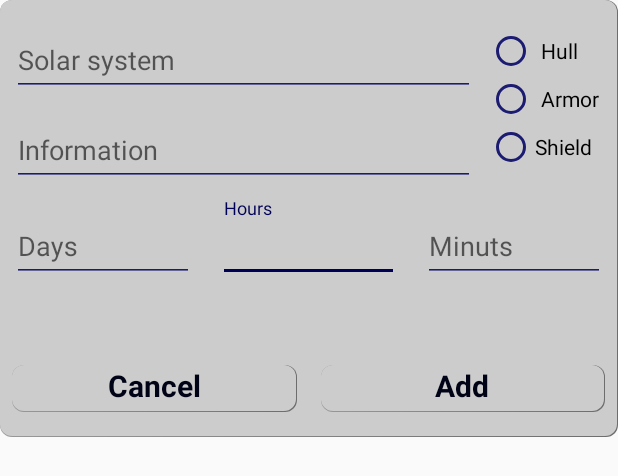
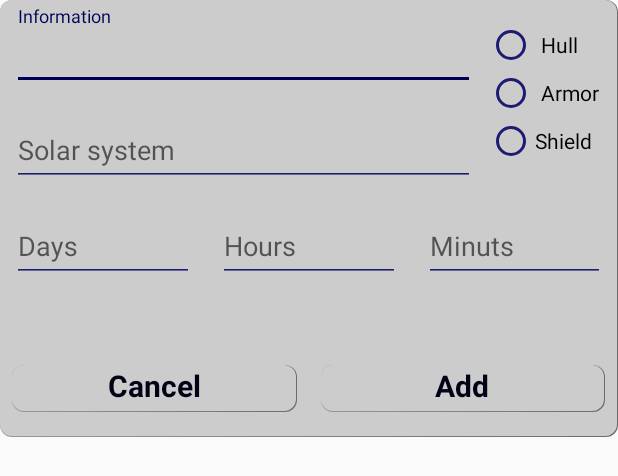
Before and after one commit to nsmapp/-DEPRECATED-MailClientForEVEOnline, an Android app: the layout dialog_reinforce_timer.xml on its own in the app's theme, with its tools: preview values and no code run, on a phone screen of 412 x 824 dp. Shown: the top 476 px of the screen. Run offline under Robolectric (Android 15) with nearby library versions, the phone set to English and light mode, and no system bars.

Commit message:
fix dialog size for samsung and pixel

```diff
--- a/app/src/main/java/by/nepravskysm/mailclientforeveonline/presentation/main/fragments/maillists/base/BaseMailListViewModel.kt
+++ b/app/src/main/java/by/nepravskysm/mailclientforeveonline/presentation/main/fragments/maillists/base/BaseMailListViewModel.kt
@@ -49,8 +49,6 @@ open class BaseMailListViewModel (
             onError {
                 isVisibilityProgressBar.value = false
                 eventId.value = LOAD_NEW_MAIL_HEADER_ERROR
-                java.util.logging.Logger.getLogger("logdOnError")
-                    .log(Level.INFO,"oadNewMailHeaders()  " + it.localizedMessage)
             }
         }
     }
--- a/app/src/main/java/by/nepravskysm/mailclientforeveonline/presentation/main/fragments/newmail/NewMailFragment.kt
+++ b/app/src/main/java/by/nepravskysm/mailclientforeveonline/presentation/main/fragments/newmail/NewMailFragment.kt
@@ -41,10 +41,10 @@ class NewMailFragment :Fragment(), AddNameDialog.ConfirmNameListener,
         savedInstanceState: Bundle?
     ): View? {
 
+
         val view = inflater.inflate(R.layout.fragment_new_mail, container, false)
         view.toName.keyListener = null
         if(arguments?.get(BUNDLE_TYPE) != null){
-
             try {
                 when(arguments?.getString((BUNDLE_TYPE))){
 
--- a/app/src/main/java/by/nepravskysm/mailclientforeveonline/utils/Notifications.kt
+++ b/app/src/main/java/by/nepravskysm/mailclientforeveonline/utils/Notifications.kt
@@ -39,7 +39,7 @@ fun makeNotification(message: String, context: Context) {
         .setVibrate(LongArray(0))
         .setContentIntent(pendingIntent)
         .setAutoCancel(true)
-//        .setSound(RingtoneManager.getDefaultUri(RingtoneManager.TYPE_NOTIFICATION))
+        .setSound(RingtoneManager.getDefaultUri(RingtoneManager.TYPE_NOTIFICATION))
         .build()
 
     NotificationManagerCompat.from(context).notify(NOTIFICATION_ID, builder)
--- a/app/src/main/res/layout/dialog_reinforce_timer.xml
+++ b/app/src/main/res/layout/dialog_reinforce_timer.xml
@@ -1,63 +1,117 @@
 <?xml version="1.0" encoding="utf-8"?>
-<androidx.constraintlayout.widget.ConstraintLayout xmlns:android="http://schemas.android.com/apk/res/android"
+<LinearLayout xmlns:android="http://schemas.android.com/apk/res/android"
     xmlns:app="http://schemas.android.com/apk/res-auto"
     android:background="@drawable/global_background"
+    android:orientation="vertical"
     android:layout_width="match_parent"
     android:layout_height="wrap_content">
 
+    <LinearLayout
+        android:layout_width="match_parent"
+        android:layout_height="wrap_content"
+        android:orientation="horizontal">
+
+        <LinearLayout
+            android:layout_width="wrap_content"
+            android:layout_height="wrap_content"
+            android:layout_weight="1"
+            android:orientation="vertical">
+
             <com.google.android.material.textfield.TextInputLayout
-        android:id="@+id/lay_hours"
-        android:layout_width="0dp"
+                android:id="@+id/textInputLayout"
+                android:layout_width="match_parent"
+                android:layout_height="56dp"
+                android:layout_marginStart="8dp"
+                android:layout_marginTop="4dp"
+                android:layout_marginEnd="8dp">
+
+                <com.google.android.material.textfield.TextInputEditText
+                    android:id="@+id/moreInfo"
+                    style="@style/materialEditText"
+                    android:layout_width="match_parent"
+                    android:layout_height="match_parent"
+                    android:hint="@string/information"
+                    android:imeOptions="actionNext"
+                    android:inputType="textPersonName"
+                    android:maxLength="100"
+                    android:maxLines="1"
+                    android:textAlignment="viewStart" />
+            </com.google.android.material.textfield.TextInputLayout>
+
+            <com.google.android.material.textfield.TextInputLayout
+                android:id="@+id/solarsystem"
+                android:layout_width="match_parent"
+                android:layout_height="56dp"
+                android:layout_marginStart="8dp"
+                android:layout_marginTop="8dp"
+                android:layout_marginEnd="8dp">
+
+                <androidx.appcompat.widget.AppCompatAutoCompleteTextView
+                    android:id="@+id/solarSystem"
+                    style="@style/materialEditText"
+                    android:layout_width="match_parent"
+                    android:layout_height="match_parent"
+                    android:hint="@string/solar_system"
+                    android:imeOptions="actionNext"
+                    android:inputType="textPersonName"
+                    android:maxLength="100"
+                    android:maxLines="1"
+                    android:textAlignment="viewStart">
+
+                </androidx.appcompat.widget.AppCompatAutoCompleteTextView>
+            </com.google.android.material.textfield.TextInputLayout>
+
+
+        </LinearLayout>
+
+        <RadioGroup
+            android:id="@+id/radioGroup"
+            android:layout_width="wrap_content"
+            android:layout_height="96dp"
+            android:layout_gravity="center_vertical"
+            android:layout_marginEnd="8dp">
+
+            <RadioButton
+                android:id="@+id/hull"
+                style="@style/radioButton"
+                android:layout_width="wrap_content"
+                android:layout_height="wrap_content"
+                android:checked="false"
+                android:padding="4dp"
+                android:text="@string/hull" />
+
+            <RadioButton
+                android:id="@+id/armor"
+                style="@style/radioButton"
+                android:layout_width="wrap_content"
+                android:layout_height="wrap_content"
+                android:padding="4dp"
+                android:text="@string/armor" />
+
+            <RadioButton
+                android:id="@+id/shield"
+                style="@style/radioButton"
+                android:layout_width="wrap_content"
+                android:layout_height="wrap_content"
+                android:text="@string/shield" />
+        </RadioGroup>
+
+
+    </LinearLayout>
+
+    <LinearLayout
+        android:layout_width="match_parent"
+        android:layout_height="wrap_content"
+        android:orientation="horizontal">
+
+        <com.google.android.material.textfield.TextInputLayout
+            android:id="@+id/lay_days"
+            android:layout_width="match_parent"
             android:layout_height="56dp"
             android:layout_marginStart="8dp"
             android:layout_marginTop="8dp"
             android:layout_marginEnd="8dp"
-        app:layout_constraintEnd_toStartOf="@+id/lay_minuts"
-        app:layout_constraintHorizontal_bias="0.5"
-        app:layout_constraintStart_toEndOf="@+id/lay_days"
-        app:layout_constraintTop_toBottomOf="@+id/textInputLayout">
-
-        <com.google.android.material.textfield.TextInputEditText
-            android:id="@+id/hours"
-            style="@style/materialEditText"
-            android:layout_width="match_parent"
-            android:layout_height="wrap_content"
-            android:hint="@string/hours"
-            android:inputType="number"
-            android:maxLength="2"
-            android:textAlignment="center" />
-    </com.google.android.material.textfield.TextInputLayout>
-
-    <com.google.android.material.textfield.TextInputLayout
-        android:id="@+id/lay_minuts"
-        android:layout_width="0dp"
-        android:layout_height="56dp"
-        android:layout_marginStart="8dp"
-        android:layout_marginTop="8dp"
-        android:layout_marginEnd="8dp"
-        app:layout_constraintEnd_toEndOf="parent"
-        app:layout_constraintHorizontal_bias="0.5"
-        app:layout_constraintStart_toEndOf="@+id/lay_hours"
-        app:layout_constraintTop_toBottomOf="@+id/textInputLayout">
-
-        <com.google.android.material.textfield.TextInputEditText
-            android:id="@+id/minuts"
-            style="@style/materialEditText"
-            android:layout_width="match_parent"
-            android:layout_height="wrap_content"
-            android:hint="@string/minuts"
-            android:inputType="number"
-            android:maxLength="2"
-            android:textAlignment="center" />
-    </com.google.android.material.textfield.TextInputLayout>
-
-    <com.google.android.material.textfield.TextInputLayout
-        android:id="@+id/lay_days"
-        android:layout_width="0dp"
-        android:layout_height="56dp"
-        android:layout_marginStart="8dp"
-        android:layout_marginTop="8dp"
-        android:layout_marginEnd="8dp"
+            android:layout_weight="1"
             app:layout_constraintEnd_toStartOf="@+id/lay_hours"
             app:layout_constraintHorizontal_bias="0.5"
             app:layout_constraintStart_toStartOf="parent"
@@ -75,69 +129,55 @@
         </com.google.android.material.textfield.TextInputLayout>
 
         <com.google.android.material.textfield.TextInputLayout
-        android:id="@+id/solarsystem"
-        android:layout_width="0dp"
+            android:id="@+id/lay_hours"
+            android:layout_width="match_parent"
             android:layout_height="56dp"
             android:layout_marginStart="8dp"
             android:layout_marginTop="8dp"
             android:layout_marginEnd="8dp"
-        app:layout_constraintEnd_toStartOf="@+id/radioGroup"
-        app:layout_constraintStart_toStartOf="parent"
-        app:layout_constraintTop_toTopOf="parent">
+            android:layout_weight="1">
 
-        <androidx.appcompat.widget.AppCompatAutoCompleteTextView
-            android:id="@+id/solarSystem"
+            <com.google.android.material.textfield.TextInputEditText
+                android:id="@+id/hours"
                 style="@style/materialEditText"
                 android:layout_width="match_parent"
-            android:layout_height="match_parent"
-            android:hint="@string/solar_system"
-            android:imeOptions="actionNext"
-            android:inputType="textPersonName"
-            android:maxLength="100"
-            android:maxLines="1"
-            android:textAlignment="viewStart">
-
-        </androidx.appcompat.widget.AppCompatAutoCompleteTextView>
+                android:layout_height="wrap_content"
+                android:hint="@string/hours"
+                android:inputType="number"
+                android:maxLength="2"
+                android:textAlignment="center" />
         </com.google.android.material.textfield.TextInputLayout>
 
-    <RadioGroup
-        android:id="@+id/radioGroup"
-        android:layout_width="wrap_content"
-        android:layout_height="96dp"
+        <com.google.android.material.textfield.TextInputLayout
+            android:id="@+id/lay_minuts"
+            android:layout_width="match_parent"
+            android:layout_height="56dp"
+            android:layout_marginStart="8dp"
+            android:layout_marginTop="8dp"
             android:layout_marginEnd="8dp"
-        app:layout_constraintBottom_toBottomOf="@+id/textInputLayout"
+            android:layout_weight="1"
             app:layout_constraintEnd_toEndOf="parent"
-        app:layout_constraintTop_toTopOf="@+id/solarsystem">
+            app:layout_constraintHorizontal_bias="0.5"
+            app:layout_constraintStart_toEndOf="@+id/lay_hours"
+            app:layout_constraintTop_toBottomOf="@+id/textInputLayout">
 
-        <RadioButton
-            android:id="@+id/hull"
-            style="@style/radioButton"
+            <com.google.android.material.textfield.TextInputEditText
+                android:id="@+id/minuts"
+                style="@style/materialEditText"
                 android:layout_width="match_parent"
                 android:layout_height="wrap_content"
-            android:checked="false"
-            android:padding="4dp"
-            android:text="@string/hull" />
+                android:hint="@string/minuts"
+                android:inputType="number"
+                android:maxLength="2"
+                android:textAlignment="center" />
+        </com.google.android.material.textfield.TextInputLayout>
 
-        <RadioButton
-            android:id="@+id/armor"
-            style="@style/radioButton"
-            android:layout_width="match_parent"
-            android:layout_height="wrap_content"
-            android:padding="4dp"
-            android:text="@string/armor" />
-
-        <RadioButton
-            android:id="@+id/shield"
-            style="@style/radioButton"
-            android:layout_width="match_parent"
-            android:layout_height="wrap_content"
-            android:text="@string/shield" />
-    </RadioGroup>
+    </LinearLayout>
 
     <TextView
         android:id="@+id/reinforceTime"
         style="@style/extraLargeTextView"
-        android:layout_width="0dp"
+        android:layout_width="match_parent"
         android:layout_height="31dp"
         android:layout_marginStart="8dp"
         android:layout_marginTop="8dp"
@@ -147,15 +187,22 @@
         app:layout_constraintStart_toStartOf="parent"
         app:layout_constraintTop_toBottomOf="@+id/lay_hours" />
 
+
+    <LinearLayout
+        android:layout_width="match_parent"
+        android:layout_height="wrap_content"
+        android:orientation="horizontal">
+
         <TextView
             android:id="@+id/cancel"
             style="@style/extraLargeTextButton"
-        android:layout_width="0dp"
+            android:layout_width="match_parent"
             android:layout_height="31dp"
             android:layout_marginStart="8dp"
             android:layout_marginTop="16dp"
             android:layout_marginEnd="8dp"
             android:layout_marginBottom="16dp"
+            android:layout_weight="1"
             android:text="@string/cancel"
             app:layout_constraintBottom_toBottomOf="parent"
             app:layout_constraintEnd_toStartOf="@+id/add"
@@ -166,12 +213,13 @@
         <TextView
             android:id="@+id/add"
             style="@style/extraLargeTextButton"
-        android:layout_width="0dp"
+            android:layout_width="match_parent"
             android:layout_height="31dp"
             android:layout_marginStart="8dp"
             android:layout_marginTop="16dp"
             android:layout_marginEnd="8dp"
             android:layout_marginBottom="16dp"
+            android:layout_weight="1"
             android:text="@string/add"
             app:layout_constraintBottom_toBottomOf="parent"
             app:layout_constraintEnd_toEndOf="parent"
@@ -179,27 +227,7 @@
             app:layout_constraintStart_toEndOf="@+id/cancel"
             app:layout_constraintTop_toBottomOf="@+id/reinforceTime" />
 
-    <com.google.android.material.textfield.TextInputLayout
-        android:id="@+id/textInputLayout"
-        android:layout_width="0dp"
-        android:layout_height="56dp"
-        android:layout_marginStart="8dp"
-        android:layout_marginTop="4dp"
-        android:layout_marginEnd="8dp"
-        app:layout_constraintEnd_toStartOf="@+id/radioGroup"
-        app:layout_constraintStart_toStartOf="parent"
-        app:layout_constraintTop_toBottomOf="@+id/solarsystem">
+    </LinearLayout>
 
-        <com.google.android.material.textfield.TextInputEditText
-            android:id="@+id/moreInfo"
-            style="@style/materialEditText"
-            android:layout_width="match_parent"
-            android:layout_height="match_parent"
-            android:hint="@string/information"
-            android:imeOptions="actionNext"
-            android:inputType="textPersonName"
-            android:maxLength="100"
-            android:maxLines="1"
-            android:textAlignment="viewStart" />
-    </com.google.android.material.textfield.TextInputLayout>
-</androidx.constraintlayout.widget.ConstraintLayout>
+
+</LinearLayout>
--- a/app/src/main/res/values-night/colors.xml
+++ b/app/src/main/res/values-night/colors.xml
@@ -5,7 +5,7 @@
     <color name="colorAccent">#859783</color>
 
 
-    <color name="baseTextColor">#A1B39D</color>
+    <color name="baseTextColor">#ADB8AA</color>
     <color name="mailIsReadBackground">#2C2A2A</color>
     <color name="mailIsNOTReadBackground">#4F5549</color>
     <color name="mailIsReadBorder">#4C593F</color>
--- a/app/src/main/res/values/styles.xml
+++ b/app/src/main/res/values/styles.xml
@@ -43,4 +43,8 @@
         <item name="android:textStyle">bold</item>
     </style>
 
+    <style name="dialogWithTitle" parent="@style/Theme.AppCompat.DayNight.Dialog">
+        <item name="android:windowNoTitle">false</item>
+    </style>
+
 </resources>
--- a/domain/src/main/java/by/nepravskysm/domain/entity/UnreadMailsCount.kt
+++ b/domain/src/main/java/by/nepravskysm/domain/entity/UnreadMailsCount.kt
@@ -7,4 +7,7 @@ data class UnreadMailsCount(
     var alliance: Int  = 0,
     var mailingList: Int = 0
 ) {
+    fun getAllUnreadMailsCount(): Int {
+        return inbox + send + corporation + alliance + mailingList
+    }
 }
--- a/domain/src/main/java/by/nepravskysm/domain/usecase/mails/GetNewMailCountUseCase.kt
+++ b/domain/src/main/java/by/nepravskysm/domain/usecase/mails/GetNewMailCountUseCase.kt
@@ -47,9 +47,7 @@ class GetNewMailCountUseCase(
                     val beforeHeaders = mailsHeadersRepo
                         .get50BeforeId(accessToken, characterId, minHeaderId)
                         .filter { header ->
-                            header.mailId > lastHeaderId && !header.labels.contains(
-                                2
-                            )
+                            header.mailId > lastHeaderId && !header.labels.contains(2)
                         }
 
                     if (beforeHeaders.isEmpty()){break}
```
Also changed, not shown: app/build.gradle (+5 -5 lines), app/src/main/java/by/nepravskysm/mailclientforeveonline/presentation/main/MainActivity.kt (+4 -5 lines), app/src/main/java/by/nepravskysm/mailclientforeveonline/presentation/main/dialog/AddNameDialog.kt (+9 -6 lines), app/src/main/java/by/nepravskysm/mailclientforeveonline/presentation/main/dialog/AddReinforceTimerDialog.kt (+14 -1 lines), app/src/main/java/by/nepravskysm/mailclientforeveonline/presentation/main/dialog/AddSolarSystemDialog.kt (+19 -11 lines), app/src/main/java/by/nepravskysm/mailclientforeveonline/workers/CheckNewMailWorker.kt (+14 -5 lines), app/src/main/res/layout/dialog_add_name.xml (+27 -34 lines), app/src/main/res/layout/dialog_add_solar_system.xml (+27 -29 lines). Lines whose indentation alone changed are shown as unchanged.
